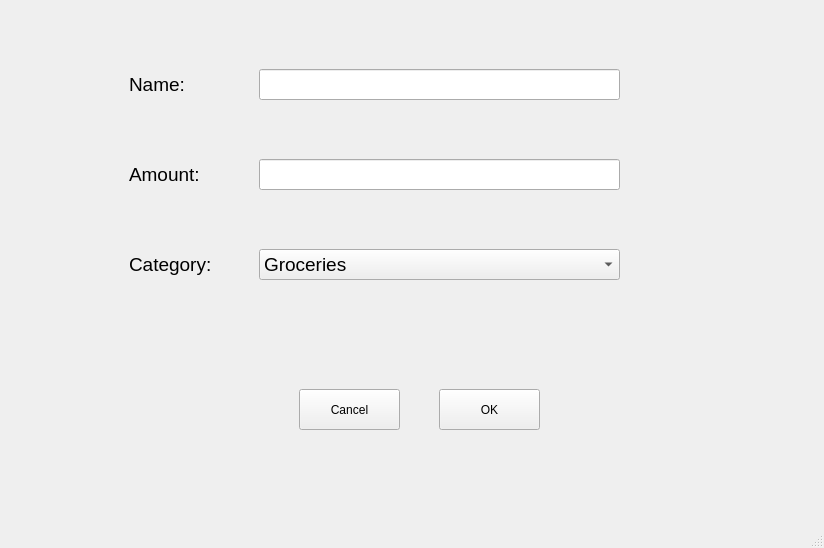
First picture: the form in mainwindow.ui, repository WangBo-YL/QtBudget, before the edit.
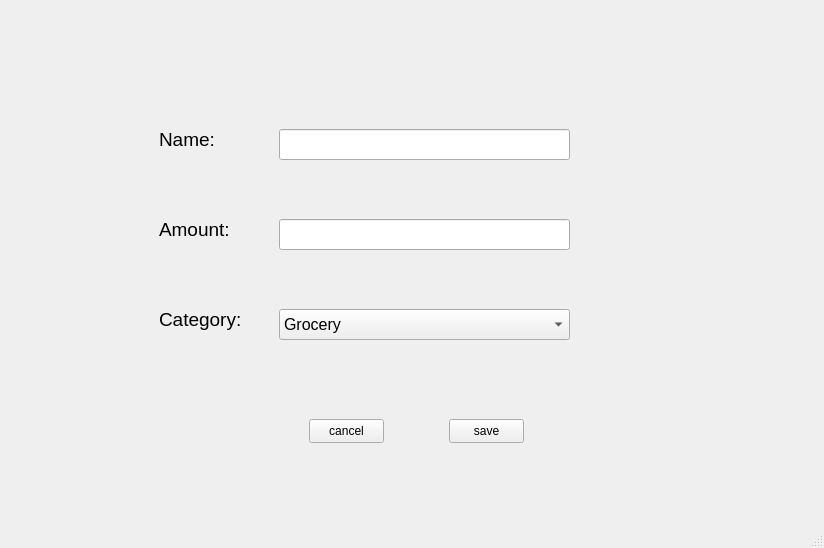
Second picture: the form after the edit. The open tabs and pages were chosen to show the change.

Commit message: modified the design of budget and item class, added some functions to record budgetID, changing the design of mainwindow, and update the ui part.

```diff
--- a/mainwindow.ui
+++ b/mainwindow.ui
@@ -309,7 +309,7 @@
        </rect>
       </property>
       <property name="text">
-       <string>OK</string>
+       <string>save</string>
       </property>
      </widget>
      <widget class="QComboBox" name="categoryBox">
@@ -390,6 +390,176 @@
         <width>631</width>
         <height>341</height>
        </rect>
+      </property>
+     </widget>
+     <widget class="QPushButton" name="editBudgetButton">
+      <property name="geometry">
+       <rect>
+        <x>80</x>
+        <y>430</y>
+        <width>101</width>
+        <height>41</height>
+       </rect>
+      </property>
+      <property name="text">
+       <string>Edit</string>
+      </property>
+     </widget>
+    </widget>
+    <widget class="QWidget" name="page6">
+     <widget class="QLabel" name="itemNameEditLabel">
+      <property name="geometry">
+       <rect>
+        <x>150</x>
+        <y>110</y>
+        <width>101</width>
+        <height>41</height>
+       </rect>
+      </property>
+      <property name="font">
+       <font>
+        <pointsize>14</pointsize>
+       </font>
+      </property>
+      <property name="text">
+       <string>Name:</string>
+      </property>
+     </widget>
+     <widget class="QLabel" name="AmountEditLabel">
+      <property name="geometry">
+       <rect>
+        <x>150</x>
+        <y>200</y>
+        <width>101</width>
+        <height>41</height>
+       </rect>
+      </property>
+      <property name="font">
+       <font>
+        <pointsize>14</pointsize>
+       </font>
+      </property>
+      <property name="text">
+       <string>Amount:</string>
+      </property>
+     </widget>
+     <widget class="QLabel" name="CategoryEditLable">
+      <property name="geometry">
+       <rect>
+        <x>150</x>
+        <y>290</y>
+        <width>101</width>
+        <height>41</height>
+       </rect>
+      </property>
+      <property name="font">
+       <font>
+        <pointsize>14</pointsize>
+       </font>
+      </property>
+      <property name="text">
+       <string>Category:</string>
+      </property>
+     </widget>
+     <widget class="QLineEdit" name="itemNameEdit2">
+      <property name="geometry">
+       <rect>
+        <x>270</x>
+        <y>120</y>
+        <width>291</width>
+        <height>31</height>
+       </rect>
+      </property>
+     </widget>
+     <widget class="QLineEdit" name="amountEdit2">
+      <property name="geometry">
+       <rect>
+        <x>270</x>
+        <y>210</y>
+        <width>291</width>
+        <height>31</height>
+       </rect>
+      </property>
+     </widget>
+     <widget class="QComboBox" name="categoryBox2">
+      <property name="geometry">
+       <rect>
+        <x>270</x>
+        <y>300</y>
+        <width>291</width>
+        <height>31</height>
+       </rect>
+      </property>
+      <property name="font">
+       <font>
+        <pointsize>12</pointsize>
+       </font>
+      </property>
+      <item>
+       <property name="text">
+        <string>Grocery</string>
+       </property>
+      </item>
+      <item>
+       <property name="text">
+        <string>Transportation</string>
+       </property>
+      </item>
+      <item>
+       <property name="text">
+        <string>Housing</string>
+       </property>
+      </item>
+      <item>
+       <property name="text">
+        <string>Utilities</string>
+       </property>
+      </item>
+      <item>
+       <property name="text">
+        <string>Food</string>
+       </property>
+      </item>
+      <item>
+       <property name="text">
+        <string>Clothing</string>
+       </property>
+      </item>
+      <item>
+       <property name="text">
+        <string>Vehicle</string>
+       </property>
+      </item>
+      <item>
+       <property name="text">
+        <string>Entertainment</string>
+       </property>
+      </item>
+     </widget>
+     <widget class="QPushButton" name="editItemSaveButton">
+      <property name="geometry">
+       <rect>
+        <x>440</x>
+        <y>410</y>
+        <width>75</width>
+        <height>24</height>
+       </rect>
+      </property>
+      <property name="text">
+       <string>save</string>
+      </property>
+     </widget>
+     <widget class="QPushButton" name="cancelEditItemButton">
+      <property name="geometry">
+       <rect>
+        <x>300</x>
+        <y>410</y>
+        <width>75</width>
+        <height>24</height>
+       </rect>
+      </property>
+      <property name="text">
+       <string>cancel</string>
       </property>
      </widget>
     </widget>
```
Left out of the diff: 38 changed lines with no effect on the pictures. The commit also changes 12 other files.
